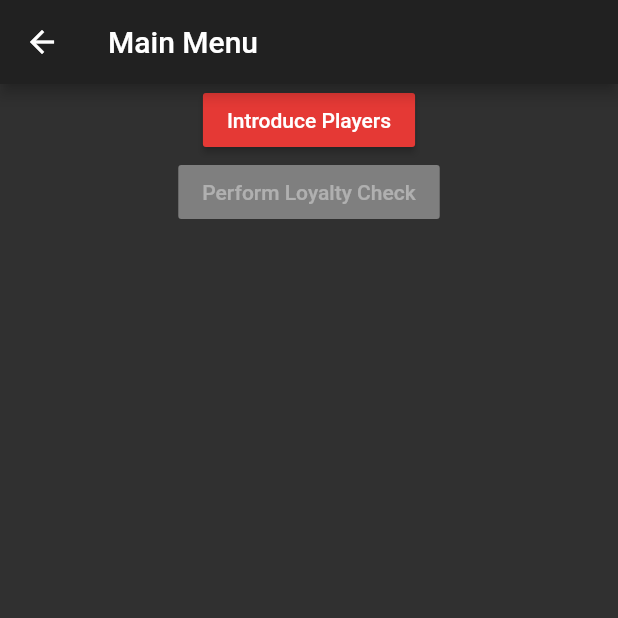
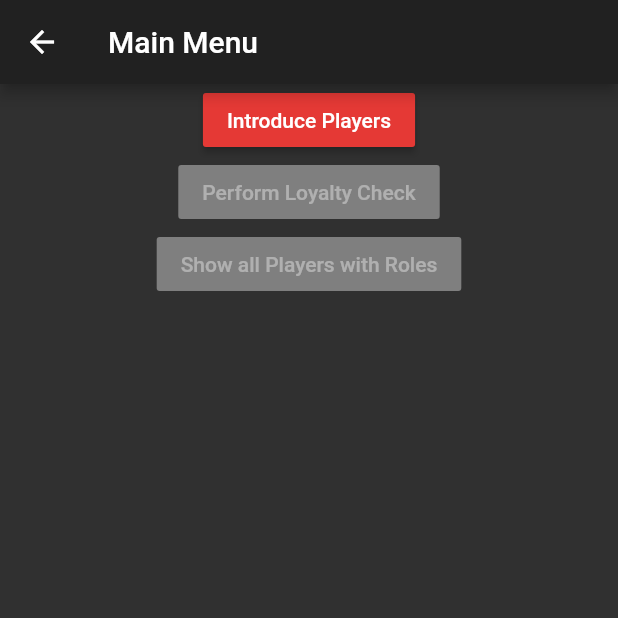
Before and after one commit to leer10/shroles, a Flutter app: the RoundScreen screen opened by its route, on a phone screen of 412 x 824 dp, the top half of it. Run offline on Flutter 3.47's test engine with Material 2 defaults, Android fonts, the phone set to English and light mode, and no system bars.

Commit message:
added other not-yet-implemented thingies

```diff
--- a/lib/roundscreen.dart
+++ b/lib/roundscreen.dart
@@ -18,13 +18,30 @@ class RoundScreen extends StatelessWidget {
                 onPressed: () {
                   Navigator.pushNamed(context, '/roundscreen/roleintroduction');
                 }),
-            RaisedButton(
-                child: Text("Perform Loyalty Check"),
-                onPressed: (Provider.of<GameState>(context).introduced)
-                    ? () {
-                        print("hey!");
-                      }
-                    : null),
+            Builder(builder: (BuildContext context) {
+              return RaisedButton(
+                  child: Text("Perform Loyalty Check"),
+                  onPressed: (Provider.of<GameState>(context).introduced)
+                      ? () {
+                          Scaffold.of(context).showSnackBar(SnackBar(
+                            content: Text("Not implemented yet"),
+                            duration: Duration(seconds: 2),
+                          ));
+                        }
+                      : null);
+            }),
+            Builder(builder: (BuildContext context) {
+              return RaisedButton(
+                  child: Text("Show all Players with Roles"),
+                  onPressed: (Provider.of<GameState>(context).introduced)
+                      ? () {
+                          Scaffold.of(context).showSnackBar(SnackBar(
+                            content: Text("Not implemented yet"),
+                            duration: Duration(seconds: 2),
+                          ));
+                        }
+                      : null);
+            }),
           ],
         )));
   }
```
